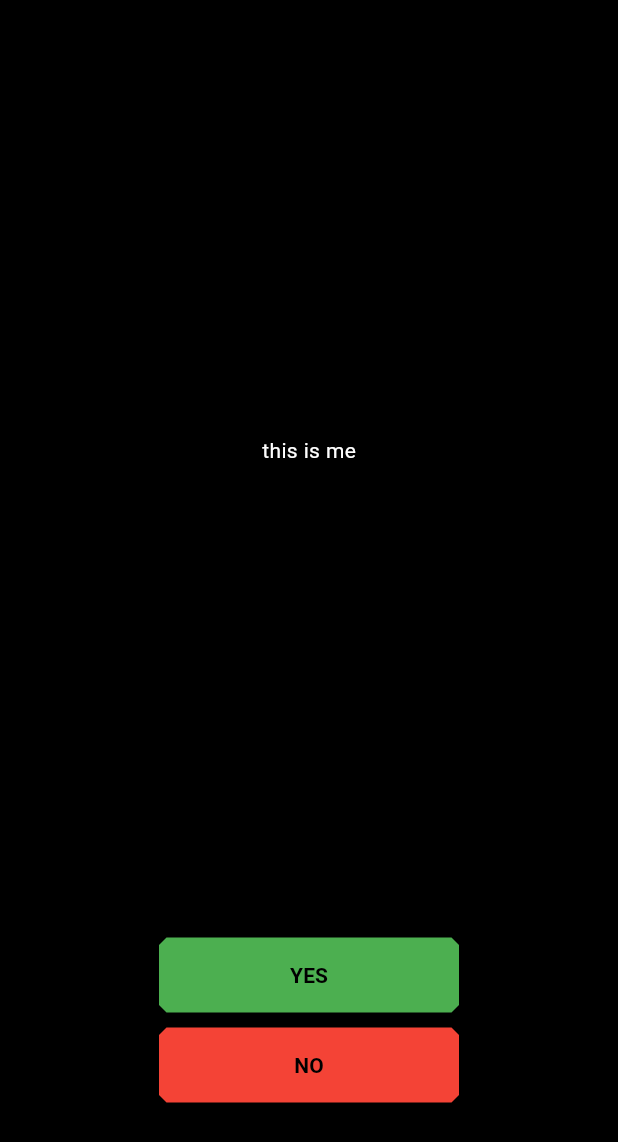
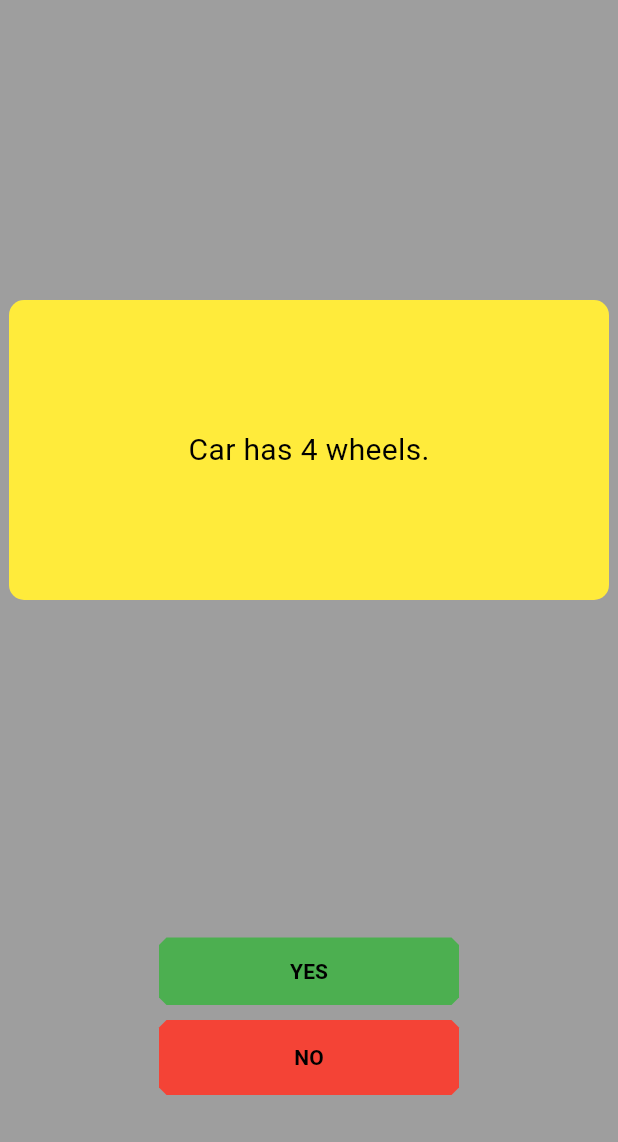
Before and after one commit to Aswgt999/quiz_App, a Flutter app: the screen it shows after launch, on a phone screen of 412 x 824 dp. Shown: the top 1142 px of the screen. Run offline on Flutter 3.47's test engine with Material 3 defaults, Android fonts, the phone set to English and light mode, and no system bars.

Commit message:
changed questions.dart to quiz.dart, created questions.dart, updated quiz.dart functionality

```diff
--- a/lib/questions.dart
+++ b/lib/questions.dart
@@ -1,104 +1,7 @@
-
-import 'package:flutter/material.dart';
-
-class Question extends StatefulWidget {
-  const Question({super.key});
-
-  @override
-  State<Question> createState() => _QuestionState();
+// related to data structure hence no imports are done
+// model class - used while dealing with API's
+class Quiz {
+  String? que;
+  bool? ans;
+  Quiz(this.que, this.ans);
 }
-
-class _QuestionState extends State<Question> {
-  @override
-  Widget build(BuildContext context) {
-    return Scaffold(
-      backgroundColor: Colors.black,
-      body: Center(
-        child: Column(
-          children: [
-            const SizedBox(
-              height: 200,
-            ),
-            Container(
-              width: 400,
-              height: 200,
-              alignment: Alignment.center,
-              decoration: const BoxDecoration(color: Colors.black),
-              child: const Text(
-                'this is me',
-                style: TextStyle(color: Colors.white),
-              ),
-            ),
-            const SizedBox(
-              height: 225,
-            ),
-            Container(
-              width: 200,
-              height: 50,
-              decoration: const BoxDecoration(color: Colors.black),
-              child: TextButton(
-                onPressed: null,
-                style: TextButton.styleFrom(
-                  backgroundColor: Colors.green,
-                  shape: const BeveledRectangleBorder(borderRadius: BorderRadius.all(Radius.circular(5))),
-                ),
-                child: const Text(
-                  'YES',
-                  style: TextStyle(
-                      fontWeight: FontWeight.bold, color: Colors.black),
-                ),
-              ),
-            ),
-            Container(
-              width: 200,
-              height: 50,
-              margin: const EdgeInsets.all(10),
-              decoration: const BoxDecoration(color: Colors.black),
-              child: TextButton(
-                onPressed: null,
-                style: TextButton.styleFrom(
-                  backgroundColor: Colors.red,
-                  shape: BeveledRectangleBorder(borderRadius: BorderRadius.all(Radius.circular(5))),
-                ),
-                child: const Text(
-                  'NO',
-                  style: TextStyle(
-                      fontWeight: FontWeight.bold, color: Colors.black),
-                ),
-              ),
-            ),
-            const SizedBox(height: 100,),
-            Container(
-              margin: const EdgeInsets.symmetric(vertical: 5),
-              width: 450,
-              alignment: Alignment.bottomCenter,
-              decoration: const BoxDecoration(color: Colors.black),
-              child: const Row(
-                children: [
-                  Icon(Icons.close_sharp, color: Colors.grey,),
-                  Icon(Icons.close_sharp, color: Colors.grey,),
-                  Icon(Icons.close_sharp, color: Colors.grey,),
-                  Icon(Icons.close_sharp, color: Colors.grey,),
-                  Icon(Icons.close_sharp, color: Colors.grey,),
-                  Icon(Icons.close_sharp, color: Colors.grey,),
-                  Icon(Icons.close_sharp, color: Colors.grey,),
-                  Icon(Icons.close_sharp, color: Colors.grey,),
-                  Icon(Icons.close_sharp, color: Colors.grey,),
-                  Icon(Icons.close_sharp, color: Colors.grey,),
-                  Icon(Icons.close_sharp, color: Colors.grey,),
-                  Icon(Icons.close_sharp, color: Colors.grey,),
-                  Icon(Icons.close_sharp, color: Colors.grey,),
-                  Icon(Icons.close_sharp, color: Colors.grey,),
-                  Icon(Icons.close_sharp, color: Colors.grey,),
-                  Icon(Icons.close_sharp, color: Colors.grey,),
-                  Icon(Icons.close_sharp, color: Colors.grey,),
-                  Icon(Icons.close_sharp, color: Colors.grey,),
-                ],
-              ),
-            )
-          ],
-        ),
-      ),
-    );
-  }
-}
--- /dev/null
+++ b/lib/quiz.dart
@@ -0,0 +1,131 @@
+
+import 'dart:io';
+
+import 'package:flutter/cupertino.dart';
+import 'package:flutter/material.dart';
+import 'package:quiz_app/questions.dart';
+
+class Question extends StatefulWidget {
+  const Question({super.key});
+
+  @override
+  State<Question> createState() => _QuestionState();
+}
+
+class _QuestionState extends State<Question> {
+
+  List _question = [
+    Quiz('Car has 4 wheels.', true),
+    Quiz('Bike has 3 wheels.', false),
+    Quiz('Sharks are mammals.', false),
+    Quiz('The blue whale is the biggest animal to have ever lived.', true),
+    Quiz('The hummingbird egg is the worlds smallest egg.', true),
+    Quiz('Bats are blind.', false),
+    Quiz('An ant can lift 1000 times its body weight.', false),
+    Quiz('Herbivores are animal eaters.', false),
+    Quiz('The Atlantic Ocean is the biggest ocean on Earth.', false),
+    Quiz('Mount Everest is the tallest mountain in the world.', false),
+  ];
+
+  int q_no = 0;
+  void next() {
+    if (q_no < _question.length) {
+      q_no++;
+    }
+  }
+
+  @override
+  Widget build(BuildContext context) {
+    return Scaffold(
+      backgroundColor: Colors.grey,
+      body: Center(
+        child: Column(
+          children: [
+            const SizedBox(
+              height: 200,
+            ),
+
+            // The question field
+            Container(
+              padding: EdgeInsets.all(20),
+              width: 400,
+              height: 200,
+              alignment: Alignment.center,
+              decoration: const BoxDecoration(color: Colors.yellow,borderRadius: BorderRadius.all(Radius.circular(10))),
+              child: Text(
+                _question[q_no].que,
+                style: const TextStyle(color: Colors.black, fontSize: 20),
+
+              ),
+            ),
+            const SizedBox(
+              height: 225,
+            ),
+
+            // the yes button
+            Container(
+              width: 200,
+              height: 45,
+              decoration: const BoxDecoration(color: Colors.grey),
+              child: TextButton(
+                onPressed:() {
+                  setState(() {
+                    next();
+                  });
+                },
+                style: TextButton.styleFrom(
+                  backgroundColor: Colors.green,
+                  shape: const BeveledRectangleBorder(borderRadius: BorderRadius.all(Radius.circular(5))),
+                ),
+                child: const Text(
+                  'YES',
+                  style: TextStyle(
+                      fontWeight: FontWeight.bold, color: Colors.black),
+                ),
+              ),
+            ),
+
+            // the no button
+            Container(
+              width: 200,
+              height: 50,
+              margin: const EdgeInsets.all(10),
+              decoration: const BoxDecoration(color: Colors.grey),
+              child: TextButton(
+                onPressed: () {
+                  setState(() {
+                    next();
+                  });
+                },
+                style: TextButton.styleFrom(
+                  backgroundColor: Colors.red,
+                  shape: BeveledRectangleBorder(borderRadius: BorderRadius.all(Radius.circular(5))),
+                ),
+                child: const Text(
+                  'NO',
+                  style: TextStyle(
+                      fontWeight: FontWeight.bold, color: Colors.black),
+                ),
+              ),
+            ),
+            const SizedBox(height: 100,),
+
+            // the cross field
+            Container(
+              margin: const EdgeInsets.symmetric(vertical: 5),
+              width: 450,
+              alignment: Alignment.bottomCenter,
+              decoration: const BoxDecoration(color: Colors.black),
+              child: const Row(
+                children: [
+                  Icon(Icons.close_sharp, color: Colors.grey,),
+                  Icon(Icons.close_sharp, color: Colors.grey,),
+                ],
+              ),
+            )
+          ],
+        ),
+      ),
+    );
+  }
+}
--- a/lib/splash_screen.dart
+++ b/lib/splash_screen.dart
@@ -1,7 +1,7 @@
 import 'dart:async';
 
 import 'package:flutter/material.dart';
-import 'package:quiz_app/questions.dart';
+import 'package:quiz_app/quiz.dart';
 
 class Splash extends StatefulWidget {
   const Splash({Key? key}) : super(key: key);
```
